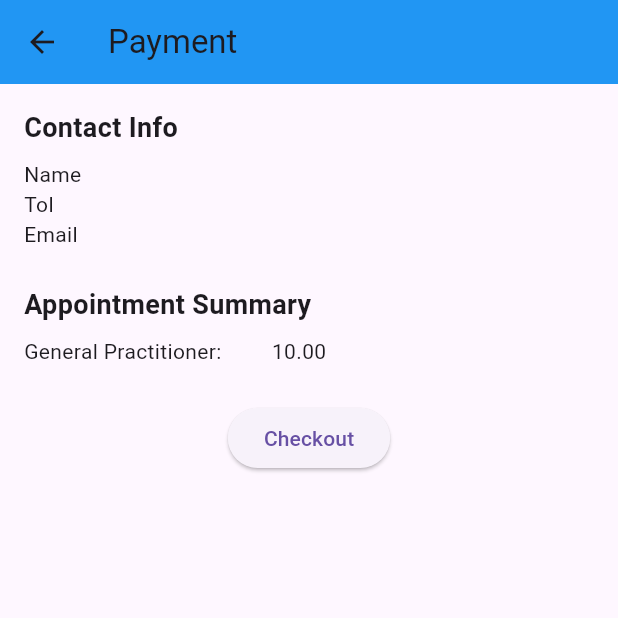
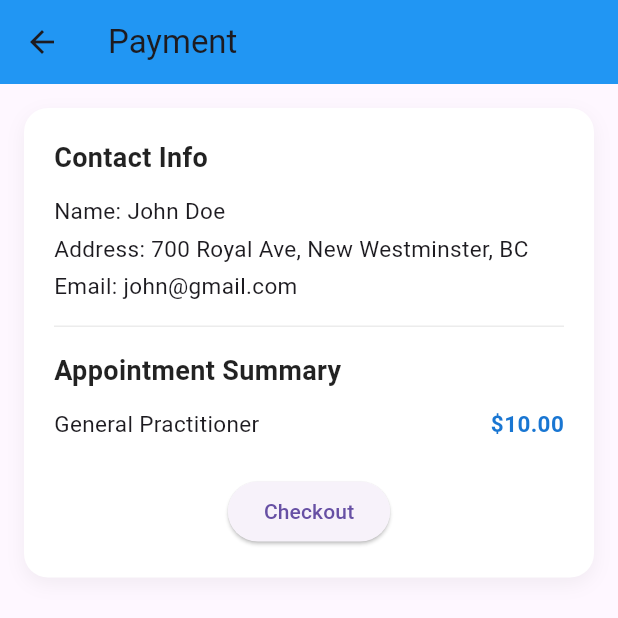
Before and after one commit to th-aslam0/CSIS_4280_medilink, a Flutter app: the Payment screen opened directly with empty values, on a phone screen of 412 x 824 dp, the top half of it. Run offline on Flutter 3.47's test engine with Material 3 defaults, Android fonts, the phone set to English and light mode, and no system bars; our stand-ins replace get, permission_handler; missing offline and left inert: agora_rtc_engine, flutter_stripe; network calls fail.

Commit message:
Stable 1.0

```diff
--- a/lib/appointmentDetails.dart
+++ b/lib/appointmentDetails.dart
@@ -430,7 +430,7 @@ class _AppointmentDetailsState extends State<AppointmentDetails> {
                         );
 
                         //Hardcode patient Id
-                        final String _patientId = "67f368ba18e7ac37286aa89e";
+                        final String _patientId = "67f368c618e7ac37286aa89f";
 
                         var doctorData = _doctorController.doctorList.firstWhere(
                               (doc) => doc["firstName"] == _selectedDoctor,
--- a/lib/bookingSuccessful.dart
+++ b/lib/bookingSuccessful.dart
@@ -58,7 +58,6 @@ class BookingSuccessful extends StatelessWidget {
 
               SizedBox(height: 30),
 
-              // manage appontments button
               ElevatedButton(
                 style: ElevatedButton.styleFrom(
                   padding: EdgeInsets.symmetric(horizontal: 30, vertical: 15),
--- a/lib/controller/patientController.dart
+++ b/lib/controller/patientController.dart
@@ -2,4 +2,7 @@ import 'package:get/get.dart';
 
 class PatientController extends GetxController{
   var patientId = "67f368ba18e7ac37286aa89e".obs;
+  var name = "John Doe";
+  var email = "john@gmail.com";
+  var address = "700 Royal Ave, New Westminster, BC";
 }
--- a/lib/payment.dart
+++ b/lib/payment.dart
@@ -1,10 +1,13 @@
 import 'package:flutter/material.dart';
+import 'package:get/get.dart';
+import 'package:group02_medilink/controller/patientController.dart';
 import 'package:flutter_stripe/flutter_stripe.dart';
 import 'package:group02_medilink/bookingSuccessful.dart';
 import 'package:http/http.dart' as http;
 import 'dart:convert';
 
 class Payment extends StatefulWidget {
+
   final Map<String, dynamic> requestBody;
 
   const Payment(this.requestBody, {Key? key}) : super(key: key);
@@ -14,6 +17,8 @@ class Payment extends StatefulWidget {
 }
 
 class _PaymentState extends State<Payment> {
+  final PatientController patientController = Get.put(PatientController());
+
   @override
   void initState() {
     super.initState();
@@ -122,23 +127,65 @@ class _PaymentState extends State<Payment> {
           child: Column(
             crossAxisAlignment: CrossAxisAlignment.start,
             children: <Widget>[
-              Text('Contact Info',
+              Container(
+                padding: EdgeInsets.all(20),
+                decoration: BoxDecoration(
+                  color: Colors.white,
+                  borderRadius: BorderRadius.circular(16),
+                  boxShadow: [
+                    BoxShadow(
+                      color: Colors.black.withOpacity(0.05),
+                      blurRadius: 10,
+                      offset: Offset(0, 4),
+                    ),
+                  ],
+                ),
+                child: Column(
+                  crossAxisAlignment: CrossAxisAlignment.start,
+                  children: [
+                    // Contact Info Section
+                    Text(
+                      'Contact Info',
                       style: TextStyle(
                         fontSize: 18,
                         fontWeight: FontWeight.bold,
-                ),),
-              SizedBox(height: 8),
-              Text('Name'),
-              Text('Tol'),
-              Text('Email'),
-              SizedBox(height: 24),
-              Text('Appointment Summary',
+                        color: Colors.black87,
+                      ),
+                    ),
+                    SizedBox(height: 12),
+                    Text('Name: ${patientController.name}',
+                        style: TextStyle(fontSize: 15)),
+                    SizedBox(height: 4),
+                    Text('Address: ${patientController.address}',
+                        style: TextStyle(fontSize: 15)),
+                    SizedBox(height: 4),
+                    Text('Email: ${patientController.email}',
+                        style: TextStyle(fontSize: 15)),
+                    Padding(
+                      padding: const EdgeInsets.symmetric(vertical: 16),
+                      child: Divider(height: 1, thickness: 1, color: Colors.grey.withOpacity(0.2)),
+                    ),
+                    Text(
+                      'Appointment Summary',
                       style: TextStyle(
                         fontSize: 18,
                         fontWeight: FontWeight.bold,
-                ),),
-              SizedBox(height: 8),
-              Text('General Practitioner:         10.00'),
+                        color: Colors.black87,
+                      ),
+                    ),
+                    SizedBox(height: 12),
+                    Row(
+                      mainAxisAlignment: MainAxisAlignment.spaceBetween,
+                      children: [
+                        Text('General Practitioner', style: TextStyle(fontSize: 15)),
+                        Text('\$10.00',
+                            style: TextStyle(
+                              fontSize: 15,
+                              fontWeight: FontWeight.w600,
+                              color: Colors.blue[700],
+                            )),
+                      ],
+                    ),
                     SizedBox(height: 24),
                     Center(
                       child: ElevatedButton(
@@ -148,7 +195,9 @@ class _PaymentState extends State<Payment> {
                         child: Text("Checkout"),
                       ),
                     )
-
+                  ],
+                ),
+              ),
             ],
           ),
         )
```
Lines whose indentation alone changed are shown as unchanged.
